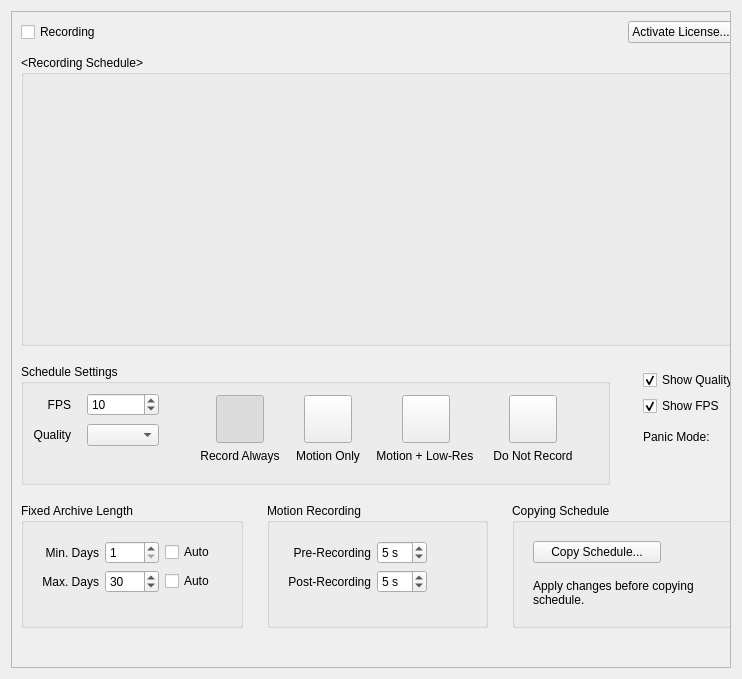
Before: the Qt Designer form client/libclient/src/ui/widgets/properties/camera_schedule_widget.ui in networkoptix/nx_open, drawn with Qt 5.
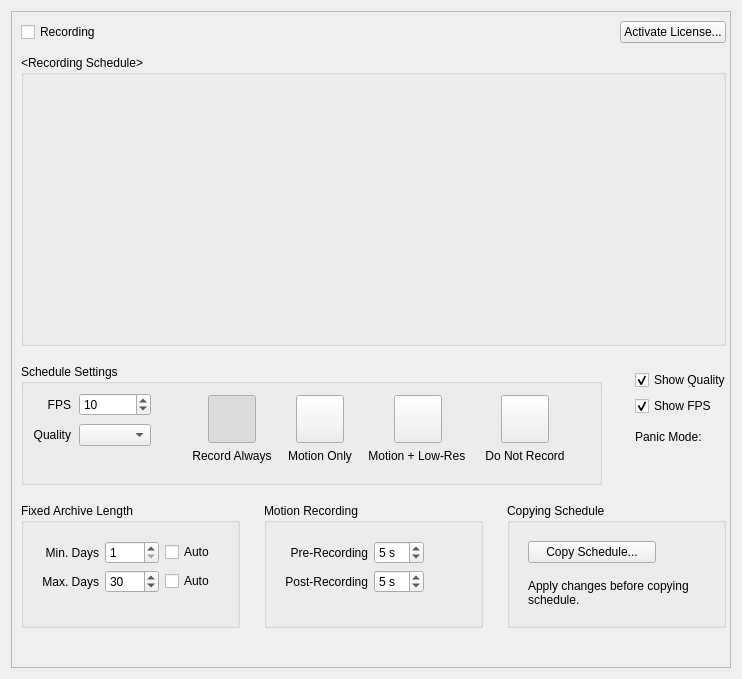
After: the same form once the commit is applied. Custom widgets are drawn as their Qt base class.

Commit message:
## Layout spacing fix
<==== Mercurial data ====>
Branch: dev_3.0.0_gui

Diff of the .ui file:
```diff
--- a/client/libclient/src/ui/widgets/properties/camera_schedule_widget.ui
+++ b/client/libclient/src/ui/widgets/properties/camera_schedule_widget.ui
@@ -132,6 +132,9 @@
               <property name="labelAlignment">
                <set>Qt::AlignRight|Qt::AlignTrailing|Qt::AlignVCenter</set>
               </property>
+              <property name="horizontalSpacing">
+               <number>8</number>
+              </property>
               <property name="verticalSpacing">
                <number>8</number>
               </property>
```
